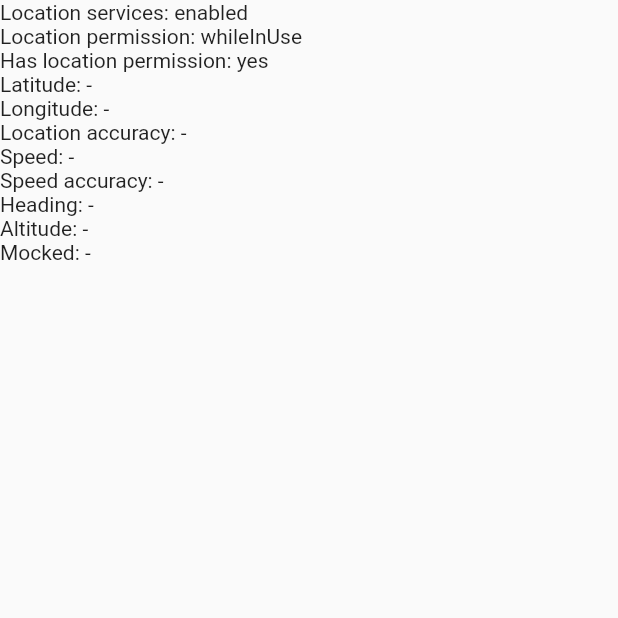
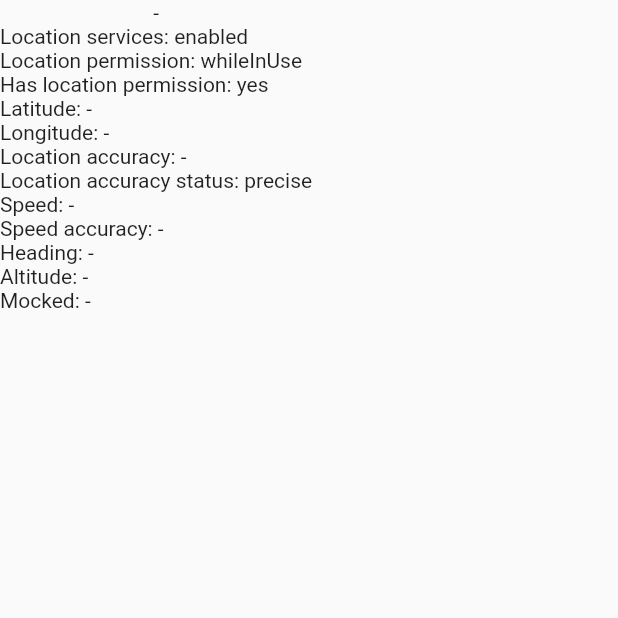
Before and after one commit to expilu/sailing-speed, a Flutter app: the screen it shows after launch, on a phone screen of 412 x 824 dp, the top half of it. Run offline on Flutter 3.47's test engine with Material 2 defaults, Android fonts, the phone set to English and light mode, and no system bars; our stand-ins replace flutter_riverpod, geolocator.

Commit message:
Adds providers for accuracy status setting, location fixes and speed

```diff
--- a/lib/providers/gps.dart
+++ b/lib/providers/gps.dart
@@ -1,16 +1,18 @@
 import 'dart:async';
 
+import 'package:flutter/foundation.dart';
 import 'package:flutter_riverpod/flutter_riverpod.dart';
 import 'package:geolocator/geolocator.dart';
+import 'package:sailing_speed/utils/speed.dart';
 
 /// Provides if location services are enabled in the device so the app is able
 /// to use GPS
 final providerLocationEnabled =
-    FutureProvider((ref) => Geolocator.isLocationServiceEnabled());
+    FutureProvider.autoDispose((ref) => Geolocator.isLocationServiceEnabled());
 
 /// Provides if the app has permissions to use location services.
 /// If permission is denied, it will ask the user for it
-final providerLocationPermission = FutureProvider((ref) async {
+final providerLocationPermission = FutureProvider.autoDispose((ref) async {
   final locationEnabled = await ref.watch(providerLocationEnabled.future);
 
   if (locationEnabled) {
@@ -31,7 +33,7 @@ final providerLocationPermission = FutureProvider((ref) async {
 });
 
 /// Provides if the app can use GPS
-final providerHasLocationPermission = FutureProvider((ref) async {
+final providerHasLocationPermission = FutureProvider.autoDispose((ref) async {
   final locationPermission = await ref.watch(providerLocationPermission.future);
 
   switch (locationPermission) {
@@ -45,6 +47,19 @@ final providerHasLocationPermission = FutureProvider((ref) async {
   }
 });
 
+/// Provides the enabled accuracy for GPS services. Mainly to react to having
+/// reduced accuracy to inform the user to change settings to precise accuracy
+final providerLocationAccuracy = FutureProvider.autoDispose((ref) async {
+  final hasLocationPermission =
+      await ref.watch(providerHasLocationPermission.future);
+
+  if (hasLocationPermission) {
+    return await Geolocator.getLocationAccuracy();
+  } else {
+    return LocationAccuracyStatus.unknown;
+  }
+});
+
 /// Listens to GPS position fixes and provides them. Position fixes include
 /// speed and heading
 final providerGpsPositionFix = Provider.autoDispose<Position?>((ref) {
@@ -53,14 +68,44 @@ final providerGpsPositionFix = Provider.autoDispose<Position?>((ref) {
 
   StreamSubscription<Position>? positionStream;
 
+  late LocationSettings locationSettings;
+
+  if (defaultTargetPlatform == TargetPlatform.android) {
+    locationSettings =
+        AndroidSettings(accuracy: LocationAccuracy.bestForNavigation);
+  } else if (defaultTargetPlatform == TargetPlatform.iOS) {
+    locationSettings = AppleSettings(
+      accuracy: LocationAccuracy.bestForNavigation,
+      activityType: ActivityType.otherNavigation,
+      pauseLocationUpdatesAutomatically: false,
+    );
+  } else {
+    locationSettings =
+        const LocationSettings(accuracy: LocationAccuracy.bestForNavigation);
+  }
+
   if (hasLocationPermission) {
-    positionStream = Geolocator.getPositionStream(
-        locationSettings: const LocationSettings(
-      accuracy: LocationAccuracy.bestForNavigation,
-    )).listen((position) => ref.state = position);
+    positionStream =
+        Geolocator.getPositionStream(locationSettings: locationSettings)
+            .listen((position) => ref.state = position);
   }
 
   ref.onDispose(() => positionStream?.cancel());
 
   return null;
 });
+
+/// Provides the current speed in m/s, when available
+final providerSpeed =
+    Provider.autoDispose((ref) => ref.watch(providerGpsPositionFix)?.speed);
+
+/// Provides the current speed in knots, when available
+final providerSpeedKnots = Provider.autoDispose<double?>((ref) {
+  double? speed = ref.watch(providerSpeed);
+
+  if (speed != null) {
+    speed = SpeedUtils.toKnots(speed);
+  }
+
+  return speed;
+});
--- a/lib/screens/home.dart
+++ b/lib/screens/home.dart
@@ -8,10 +8,13 @@ class HomeScreen extends ConsumerWidget {
 
   @override
   Widget build(BuildContext context, WidgetRef ref) {
-    final a = ref.watch(providerLocationEnabled);
-
-    return const Scaffold(
-      body: DebugGpsStatus(),
+    return Scaffold(
+      body: Column(
+        children: [
+          Text('${ref.watch(providerSpeedKnots) ?? '-'}'),
+          const DebugGpsStatus(),
+        ],
+      ),
     );
   }
 }
--- /dev/null
+++ b/lib/utils/speed.dart
@@ -0,0 +1,7 @@
+class SpeedUtils {
+  /// Quite obviously convert a speed from m/s to knots. You can choose the
+  /// decimal precision
+  static double toKnots(double metersPerSecond, {decimalPositions = 1}) =>
+      double.parse(
+          (metersPerSecond * 1.94384).toStringAsFixed(decimalPositions));
+}
--- a/lib/widgets/debug/gps_status.dart
+++ b/lib/widgets/debug/gps_status.dart
@@ -31,6 +31,8 @@ class DebugGpsStatus extends ConsumerWidget {
         Text('Latitude: ${positionFix?.latitude ?? '-'}'),
         Text('Longitude: ${positionFix?.longitude ?? '-'}'),
         Text('Location accuracy: ${positionFix?.accuracy ?? '-'}'),
+        Text(
+            'Location accuracy status: ${ref.watch(providerLocationAccuracy).asData?.value.name ?? '-'}'),
         Text('Speed: ${positionFix?.speed ?? '-'}'),
         Text('Speed accuracy: ${positionFix?.speedAccuracy ?? '-'}'),
         Text('Heading: ${positionFix?.heading ?? '-'}'),
```
